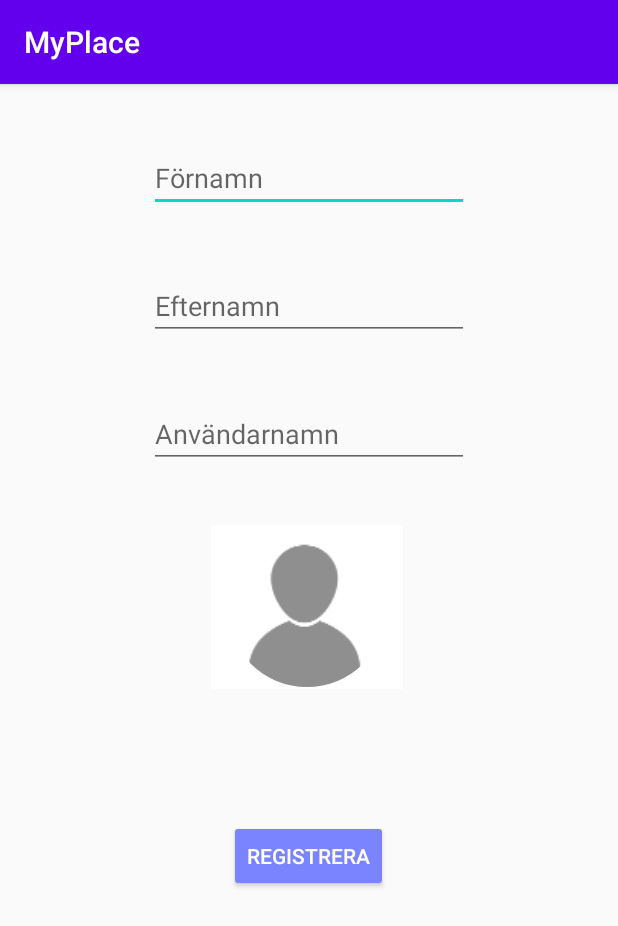
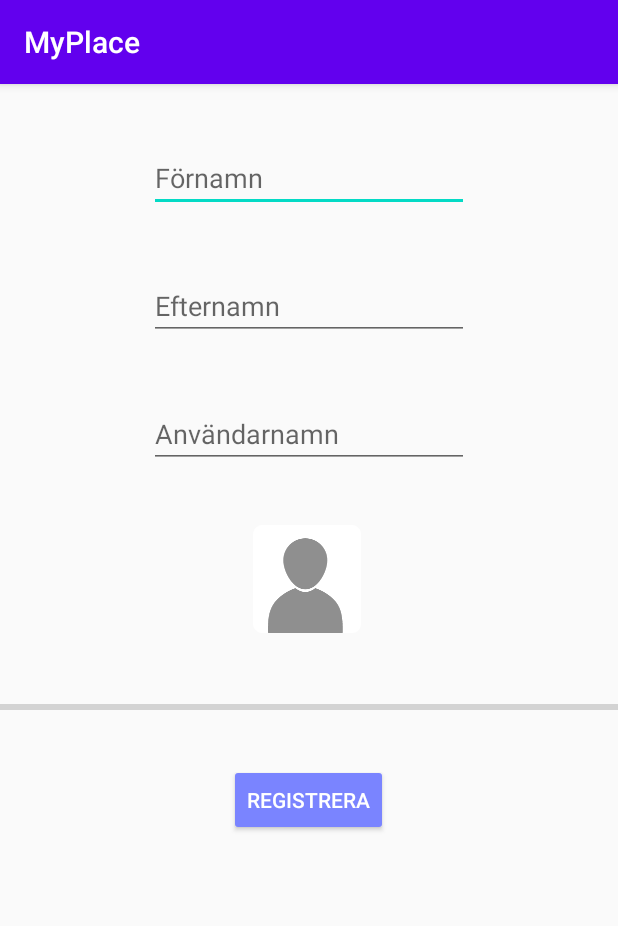
Before and after one commit to peter-szucs/MyPlace, an Android app: the RegisterActivity screen opened directly, with no data from a screen before it, on a phone screen of 412 x 824 dp. Shown: the top 926 px of the screen. Run offline under Robolectric (Android 15) with nearby library versions, the phone set to English and light mode, and no system bars; our stand-ins replace Firebase (no records; nobody signed in at launch, a user with empty details on screens opened directly), Picasso; libraries missing offline, so code that uses them is left out: jp.wasabeef.picasso.

Commit message:
profilepictures done

```diff
--- a/app/src/main/AndroidManifest.xml
+++ b/app/src/main/AndroidManifest.xml
@@ -7,6 +7,7 @@
          location permissions for the 'MyLocation' functionality.
     -->
     <uses-permission android:name="android.permission.ACCESS_FINE_LOCATION" />
+    <uses-permission android:name="android.permission.INTERNET" />
 
     <application
         android:allowBackup="true"
--- a/app/src/main/java/com/example/myplace/User.kt
+++ b/app/src/main/java/com/example/myplace/User.kt
@@ -1,4 +1,5 @@
 package com.example.myplace
 
-data class User(var username: String? = null, var firstName: String? = null, var lastName: String? = null, var friendsList: MutableList<String>? = mutableListOf()) {
+data class User(var username: String? = null, var firstName: String? = null, var lastName: String? = null, var friendsList: MutableList<String>? = mutableListOf(), var imageUrl: String? = null) {
+
 }
--- a/app/src/main/res/layout/activity_main.xml
+++ b/app/src/main/res/layout/activity_main.xml
@@ -2,6 +2,7 @@
 <androidx.constraintlayout.widget.ConstraintLayout xmlns:android="http://schemas.android.com/apk/res/android"
     xmlns:app="http://schemas.android.com/apk/res-auto"
     xmlns:tools="http://schemas.android.com/tools"
+    android:id="@+id/layout_main_activity"
     android:layout_width="match_parent"
     android:layout_height="match_parent"
     tools:context=".MainActivity">
--- a/app/src/main/res/layout/activity_register.xml
+++ b/app/src/main/res/layout/activity_register.xml
@@ -2,6 +2,7 @@
 <androidx.constraintlayout.widget.ConstraintLayout xmlns:android="http://schemas.android.com/apk/res/android"
     xmlns:app="http://schemas.android.com/apk/res-auto"
     xmlns:tools="http://schemas.android.com/tools"
+    android:id="@+id/layout_register_activity"
     android:layout_width="match_parent"
     android:layout_height="match_parent"
     tools:context=".RegisterActivity">
@@ -55,27 +56,36 @@
         android:layout_width="wrap_content"
         android:layout_height="wrap_content"
         android:layout_marginStart="153dp"
-        android:layout_marginTop="87dp"
+        android:layout_marginTop="30dp"
         android:layout_marginEnd="153dp"
         android:backgroundTint="#7A84FF"
         android:text="Registrera"
         app:layout_constraintEnd_toEndOf="parent"
         app:layout_constraintHorizontal_bias="1.0"
         app:layout_constraintStart_toStartOf="parent"
-        app:layout_constraintTop_toBottomOf="@+id/profileImage" />
+        app:layout_constraintTop_toBottomOf="@+id/upload_progress_bar" />
 
     <ImageView
         android:id="@+id/profileImage"
-        android:layout_width="128dp"
-        android:layout_height="109dp"
+        android:layout_width="wrap_content"
+        android:layout_height="wrap_content"
         android:layout_marginStart="140dp"
         android:layout_marginTop="38dp"
         android:layout_marginEnd="143dp"
-        android:foreground="@drawable/rounded_fg"
-        android:scaleType="fitCenter"
+        android:scaleType="center"
         app:layout_constraintEnd_toEndOf="parent"
         app:layout_constraintStart_toStartOf="parent"
         app:layout_constraintTop_toBottomOf="@+id/usernameEditText"
         app:srcCompat="@mipmap/ic_launcher" />
 
+    <androidx.core.widget.ContentLoadingProgressBar
+        android:id="@+id/upload_progress_bar"
+        style="@style/Widget.AppCompat.ProgressBar.Horizontal"
+        android:layout_width="match_parent"
+        android:layout_height="wrap_content"
+        android:layout_marginTop="41dp"
+        app:layout_constraintEnd_toEndOf="parent"
+        app:layout_constraintStart_toStartOf="parent"
+        app:layout_constraintTop_toBottomOf="@+id/profileImage" />
+
 </androidx.constraintlayout.widget.ConstraintLayout>
--- a/build.gradle
+++ b/build.gradle
@@ -8,7 +8,7 @@ buildscript {
 
     }
     dependencies {
-        classpath 'com.android.tools.build:gradle:3.6.3'
+        classpath 'com.android.tools.build:gradle:4.0.0'
         classpath "org.jetbrains.kotlin:kotlin-gradle-plugin:$kotlin_version"
         classpath 'com.google.gms:google-services:4.3.3'
 
```
Also changed, not shown: app/build.gradle (+6 -1 lines), app/src/main/java/com/example/myplace/MainActivity.kt (+22 -1 lines), app/src/main/java/com/example/myplace/MapsActivity.kt (+22 -1 lines), app/src/main/java/com/example/myplace/RegisterActivity.kt (+106 -8 lines), app/src/main/res/layout/nav_header.xml (+4 -3 lines), gradle/wrapper/gradle-wrapper.properties.
